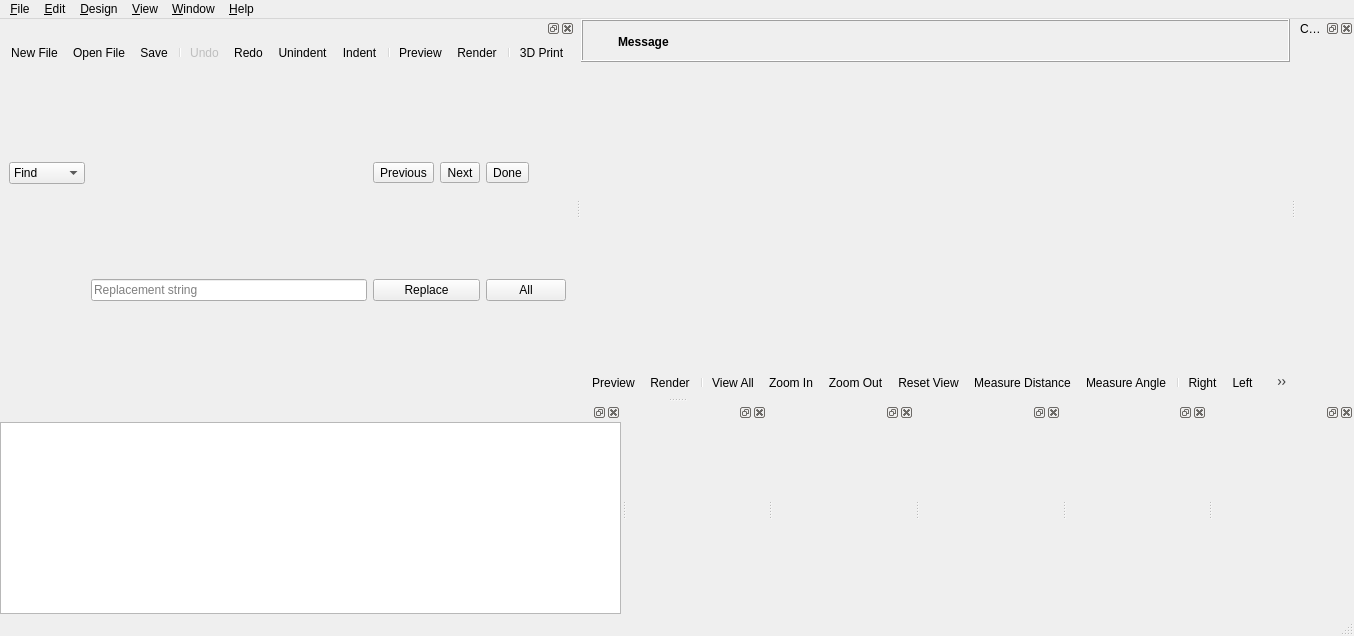
This is src/gui/MainWindow.ui in Stocko-2073/openscad as Qt 5 draws it before an edit. The edited form follows.
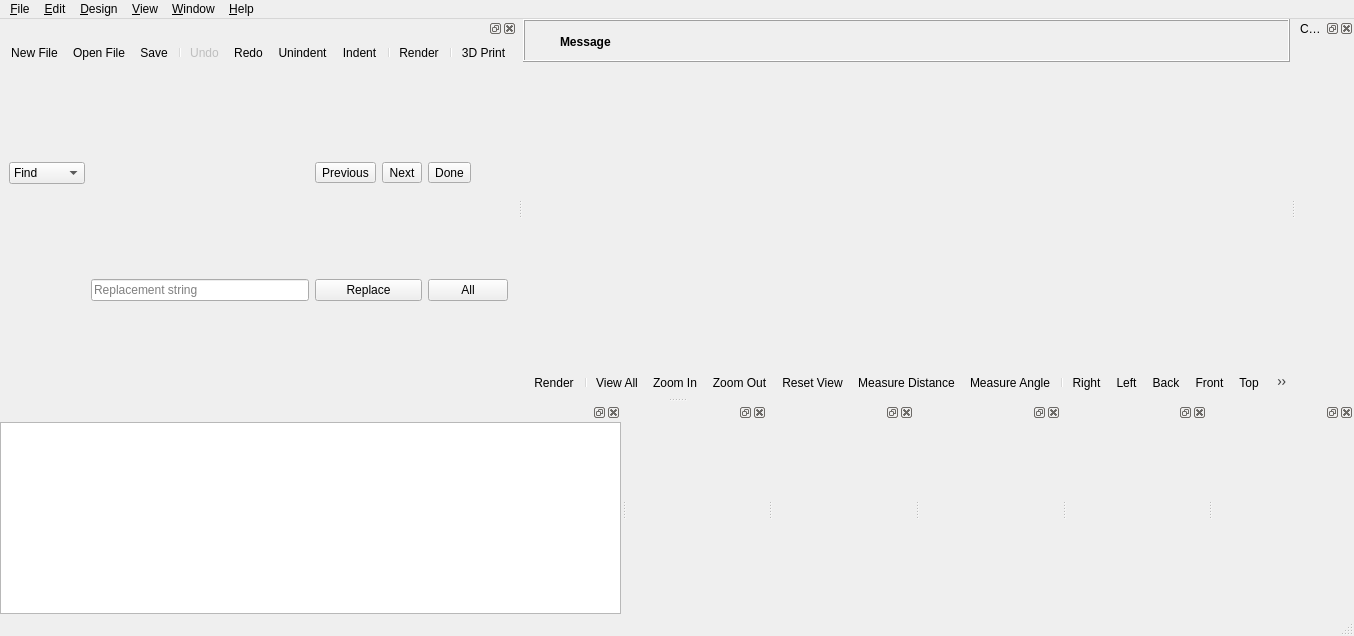
This is the edited form. Icons and pictures are not drawn. Custom widgets are drawn as their Qt base class.

Patch:
```diff
--- a/src/gui/MainWindow.ui
+++ b/src/gui/MainWindow.ui
@@ -166,7 +166,6 @@
        </item>
        <item>
         <widget class="QToolBar" name="viewerToolBar">
-         <addaction name="designActionPreview"/>
          <addaction name="designActionRender"/>
          <addaction name="separator"/>
          <addaction name="viewActionViewAll"/>
@@ -428,7 +427,6 @@
        <addaction name="editActionUnindent"/>
        <addaction name="editActionIndent"/>
        <addaction name="separator"/>
-       <addaction name="designActionPreview"/>
        <addaction name="designActionRender"/>
        <addaction name="separator"/>
        <addaction name="designAction3DPrint"/>
@@ -977,17 +975,6 @@
     <string>F4</string>
    </property>
   </action>
-  <action name="designActionPreview">
-   <property name="icon">
-    <iconset theme="chokusen-preview"/>
-   </property>
-   <property name="text">
-    <string>&amp;Preview</string>
-   </property>
-   <property name="shortcut">
-    <string>F5</string>
-   </property>
-  </action>
   <action name="designActionRender">
    <property name="icon">
     <iconset theme="chokusen-render"/>
```
Left out of the diff: 7 changed lines with no effect on the pictures.
